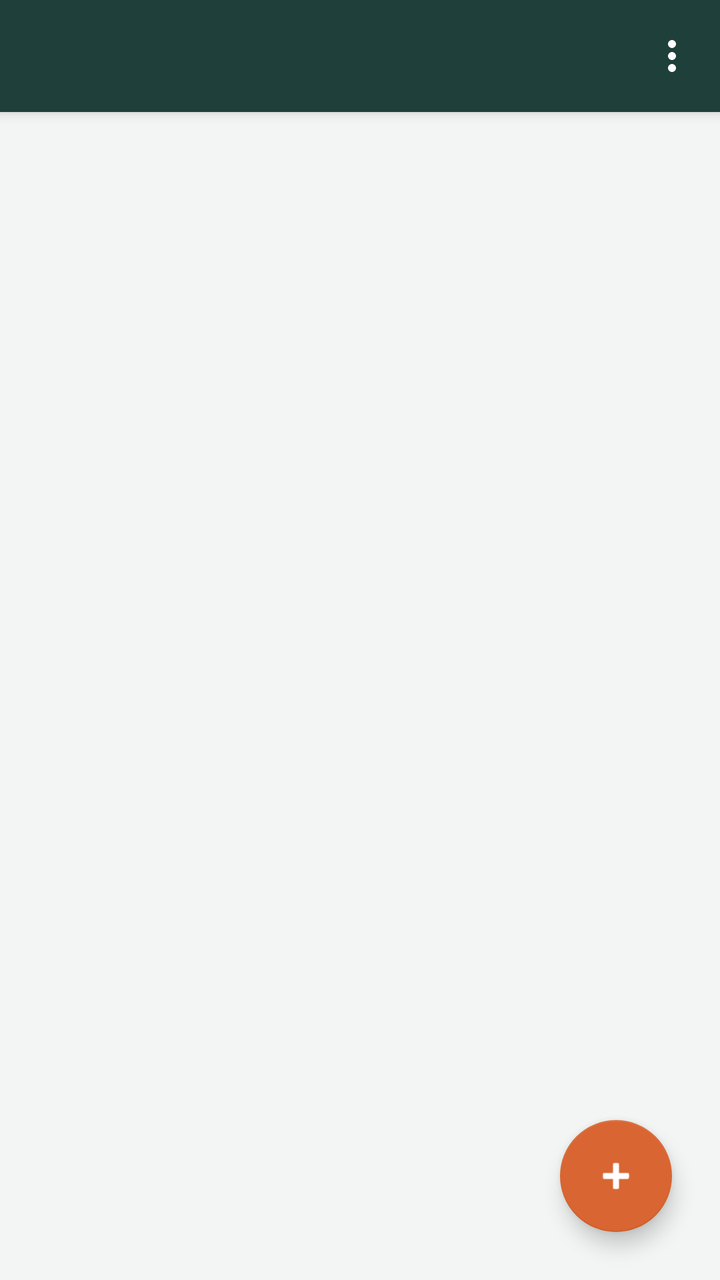
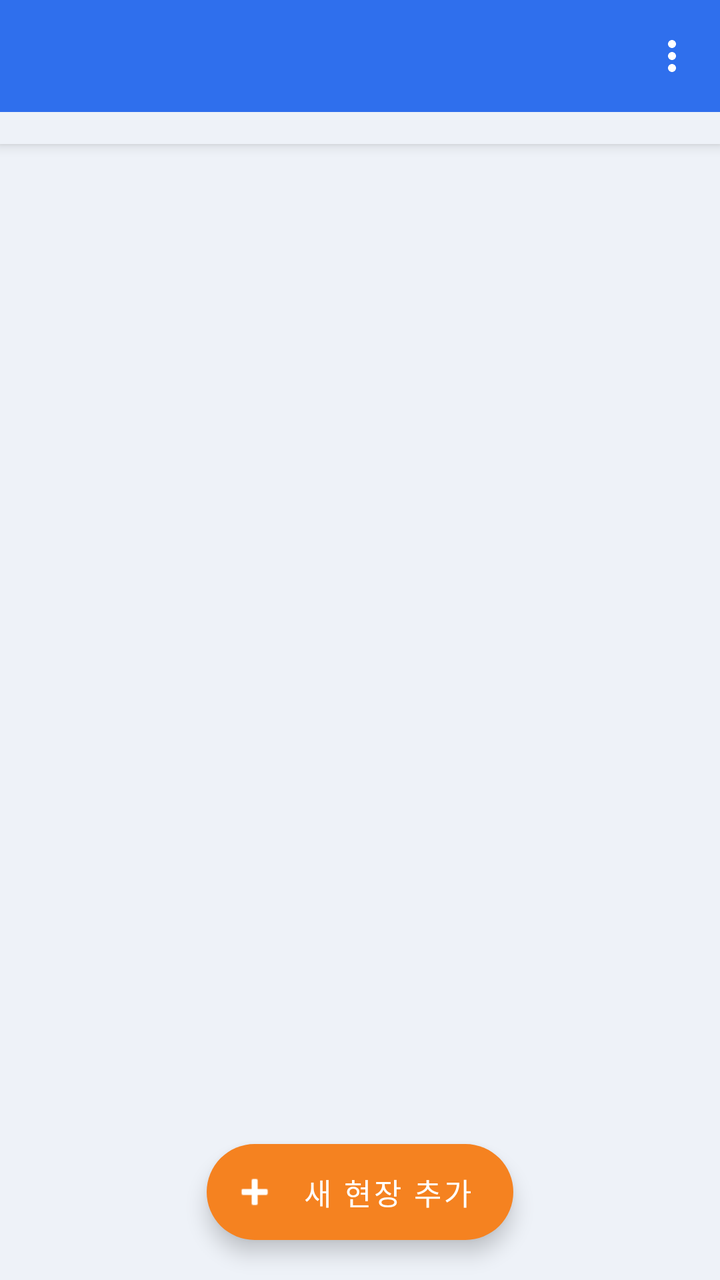

An Android layout rendered at two revisions. The XML below is the earlier revision; the diff shows what the commit changed to produce the second picture.
<!-- AndroidManifest.xml: activity theme Theme.Jijang -->
<!-- res/layout/activity_main.xml -->
<?xml version="1.0" encoding="utf-8"?>
<androidx.coordinatorlayout.widget.CoordinatorLayout
    xmlns:android="http://schemas.android.com/apk/res/android"
    xmlns:app="http://schemas.android.com/apk/res-auto"
    android:layout_width="match_parent"
    android:layout_height="match_parent"
    android:background="@color/background">

    <com.google.android.material.appbar.AppBarLayout
        android:layout_width="match_parent"
        android:layout_height="wrap_content">

        <androidx.appcompat.widget.Toolbar
            android:id="@+id/toolbar"
            android:layout_width="match_parent"
            android:layout_height="?attr/actionBarSize"
            android:background="@color/primary"
            android:title="@string/main_title"
            android:titleTextColor="@color/on_primary">

            <ImageButton
                android:id="@+id/buttonMenu"
                android:layout_width="wrap_content"
                android:layout_height="wrap_content"
                android:layout_gravity="end|center_vertical"
                android:background="?attr/selectableItemBackgroundBorderless"
                android:contentDescription="메뉴"
                android:padding="12dp"
                android:src="@drawable/ic_overflow_menu" />
        </androidx.appcompat.widget.Toolbar>
    </com.google.android.material.appbar.AppBarLayout>

    <androidx.recyclerview.widget.RecyclerView
        android:id="@+id/recyclerCases"
        android:layout_width="match_parent"
        android:layout_height="match_parent"
        android:clipToPadding="false"
        android:paddingBottom="88dp"
        app:layout_behavior="@string/appbar_scrolling_view_behavior" />

    <LinearLayout
        android:id="@+id/emptyState"
        android:layout_width="wrap_content"
        android:layout_height="wrap_content"
        android:layout_gravity="center"
        android:gravity="center"
        android:orientation="vertical"
        android:visibility="gone">

        <ImageView
            android:layout_width="72dp"
            android:layout_height="72dp"
            android:contentDescription="@null"
            android:src="@drawable/ic_empty_folder" />

        <TextView
            android:id="@+id/textEmpty"
            android:layout_width="wrap_content"
            android:layout_height="wrap_content"
            android:layout_marginTop="16dp"
            android:gravity="center"
            android:lineSpacingExtra="4dp"
            android:text="@string/empty_case_list"
            android:textColor="@color/text_secondary"
            android:textSize="13.5sp" />
    </LinearLayout>

    <com.google.android.material.floatingactionbutton.FloatingActionButton
        android:id="@+id/fabAddCase"
        android:layout_width="wrap_content"
        android:layout_height="wrap_content"
        android:layout_gravity="bottom|end"
        android:layout_margin="24dp"
        android:contentDescription="@string/add_case"
        android:src="@android:drawable/ic_input_add"
        app:backgroundTint="@color/accent"
        app:tint="@color/on_accent" />

</androidx.coordinatorlayout.widget.CoordinatorLayout>
<!-- resources referenced by this layout -->
<resources>
  <color name="accent">#D86532</color>
  <color name="background">#F2F5F3</color>
  <color name="on_accent">#FFFFFF</color>
  <color name="on_primary">#FFFFFF</color>
  <color name="primary">#1F403A</color>
  <color name="text_secondary">#66746F</color>
  <!-- drawable ic_empty_folder (drawable) -->
  <vector xmlns:android="http://schemas.android.com/apk/res/android"
      android:width="72dp"
      android:height="72dp"
      android:viewportWidth="24"
      android:viewportHeight="24">
      <path
          android:pathData="M3.5,8 V18 A1.4,1.4 0 0,0 4.9,19.4 H19.1 A1.4,1.4 0 0,0 20.5,18 V9.4 A1.4,1.4 0 0,0 19.1,8 H12.2 L10.4,5.6 H4.9 A1.4,1.4 0 0,0 3.5,7 Z"
          android:strokeColor="@color/icon_muted"
          android:strokeWidth="1.5"
          android:strokeLineJoin="round"
          android:fillColor="#00000000" />
      <path
          android:pathData="M8.3,13.3 L11,16 L16,10.5"
          android:strokeColor="@color/icon_muted"
          android:strokeWidth="1.5"
          android:strokeLineCap="round"
          android:strokeLineJoin="round"
          android:fillColor="#00000000" />
  </vector>
  <!-- drawable ic_overflow_menu (drawable) -->
  <vector xmlns:android="http://schemas.android.com/apk/res/android"
      android:width="24dp"
      android:height="24dp"
      android:viewportWidth="24"
      android:viewportHeight="24"
      android:tint="#FFFFFF">
      <path
          android:fillColor="#FF000000"
          android:pathData="M12,8c1.1,0 2,-0.9 2,-2s-0.9,-2 -2,-2 -2,0.9 -2,2 0.9,2 2,2zM12,10c-1.1,0 -2,0.9 -2,2s0.9,2 2,2 2,-0.9 2,-2 -0.9,-2 -2,-2zM12,16c-1.1,0 -2,0.9 -2,2s0.9,2 2,2 2,-0.9 2,-2 -0.9,-2 -2,-2z" />
  </vector>
  <string name="add_case">새 현장 추가</string>
  <string name="empty_case_list">등록된 현장이 없습니다.\n우측 하단 버튼으로 새 현장을 추가하세요.</string>
  <string name="main_title">현장 목록</string>
  <color name="icon_muted">#A9B7B1</color>
  <color name="primary_dark">#102C27</color>
  <style name="ShapeAppearance.Jijang.SmallComponent" parent="ShapeAppearance.MaterialComponents.SmallComponent">
          <item name="cornerSize">10dp</item>
      </style>
  <style name="Widget.Jijang.Button" parent="Widget.MaterialComponents.Button">
          <item name="backgroundTint">@color/accent</item>
          <item name="android:textColor">@color/on_accent</item>
          <item name="android:textAllCaps">false</item>
          <item name="android:textSize">15sp</item>
          <item name="android:paddingTop">14dp</item>
          <item name="android:paddingBottom">14dp</item>
          <item name="android:letterSpacing">0</item>
      </style>
  <style name="Widget.Jijang.Button.Outlined" parent="Widget.MaterialComponents.Button.OutlinedButton">
          <item name="android:textColor">@color/primary</item>
          <item name="strokeColor">@color/primary</item>
          <item name="android:textAllCaps">false</item>
          <item name="android:textSize">15sp</item>
          <item name="android:paddingTop">14dp</item>
          <item name="android:paddingBottom">14dp</item>
          <item name="android:letterSpacing">0</item>
      </style>
  <style name="Widget.Jijang.Button.Text" parent="Widget.MaterialComponents.Button.TextButton">
          <item name="android:textColor">@color/accent_dark</item>
          <item name="android:textAllCaps">false</item>
          <item name="android:letterSpacing">0</item>
      </style>
  <color name="accent_dark">#B94925</color>
  <!-- unchanged entries left out for length: 1 -->
</resources>

<!-- the commit's change to res/layout/activity_main.xml (unified diff, before → after) -->
@@ -28,6 +28,42 @@
                 android:padding="12dp"
                 android:src="@drawable/ic_overflow_menu" />
         </androidx.appcompat.widget.Toolbar>
+
+        
+        <HorizontalScrollView
+            android:layout_width="match_parent"
+            android:layout_height="wrap_content"
+            android:background="@color/background"
+            android:scrollbars="none">
+
+            <com.google.android.material.chip.ChipGroup
+                android:id="@+id/chipGroupFilter"
+                android:layout_width="wrap_content"
+                android:layout_height="wrap_content"
+                android:paddingHorizontal="12dp"
+                android:paddingVertical="8dp"
+                app:selectionRequired="true"
+                app:singleLine="true"
+                app:singleSelection="true">
+
+                <com.google.android.material.chip.Chip
+                    android:id="@+id/chipAll"
+                    style="@style/Widget.Jijang.FilterChip"
+                    android:checked="true" />
+
+                <com.google.android.material.chip.Chip
+                    android:id="@+id/chipDraft"
+                    style="@style/Widget.Jijang.FilterChip" />
+
+                <com.google.android.material.chip.Chip
+                    android:id="@+id/chipSubmitted"
+                    style="@style/Widget.Jijang.FilterChip" />
+
+                <com.google.android.material.chip.Chip
+                    android:id="@+id/chipExported"
+                    style="@style/Widget.Jijang.FilterChip" />
+            </com.google.android.material.chip.ChipGroup>
+        </HorizontalScrollView>
     </com.google.android.material.appbar.AppBarLayout>
 
     <androidx.recyclerview.widget.RecyclerView
@@ -65,15 +101,18 @@
             android:textSize="13.5sp" />
     </LinearLayout>
 
-    <com.google.android.material.floatingactionbutton.FloatingActionButton
+    <com.google.android.material.floatingactionbutton.ExtendedFloatingActionButton
         android:id="@+id/fabAddCase"
         android:layout_width="wrap_content"
         android:layout_height="wrap_content"
-        android:layout_gravity="bottom|end"
-        android:layout_margin="24dp"
+        android:layout_gravity="bottom|center_horizontal"
+        android:layout_margin="20dp"
         android:contentDescription="@string/add_case"
-        android:src="@android:drawable/ic_input_add"
+        android:text="@string/add_case"
+        android:textColor="@color/on_accent"
+        android:textSize="15sp"
         app:backgroundTint="@color/accent"
-        app:tint="@color/on_accent" />
+        app:icon="@android:drawable/ic_input_add"
+        app:iconTint="@color/on_accent" />
 
 </androidx.coordinatorlayout.widget.CoordinatorLayout>
<!-- resource entries referenced after the edit -->
@@ -1,11 +1,11 @@
 <!-- resources referenced by this layout -->
 <resources>
-  <color name="accent">#D86532</color>
-  <color name="background">#F2F5F3</color>
+  <color name="accent">#F58220</color>
+  <color name="background">#EEF2F8</color>
   <color name="on_accent">#FFFFFF</color>
   <color name="on_primary">#FFFFFF</color>
-  <color name="primary">#1F403A</color>
-  <color name="text_secondary">#66746F</color>
+  <color name="primary">#2F6FED</color>
+  <color name="text_secondary">#6B7790</color>
   <!-- drawable ic_empty_folder (drawable) -->
   <vector xmlns:android="http://schemas.android.com/apk/res/android"
       android:width="72dp"
@@ -40,18 +40,25 @@
   <string name="add_case">새 현장 추가</string>
   <string name="empty_case_list">등록된 현장이 없습니다.\n우측 하단 버튼으로 새 현장을 추가하세요.</string>
   <string name="main_title">현장 목록</string>
-  <color name="icon_muted">#A9B7B1</color>
-  <color name="primary_dark">#102C27</color>
+  <style name="Widget.Jijang.FilterChip" parent="Widget.MaterialComponents.Chip.Choice">
+          <item name="chipBackgroundColor">@color/chip_filter_bg</item>
+          <item name="android:textColor">@color/chip_filter_text</item>
+          <item name="chipStrokeWidth">0dp</item>
+          <item name="checkedIconVisible">false</item>
+          <item name="android:textSize">12.5sp</item>
+      </style>
+  <color name="icon_muted">#B5BFD3</color>
+  <color name="primary_dark">#1E54C4</color>
   <style name="ShapeAppearance.Jijang.SmallComponent" parent="ShapeAppearance.MaterialComponents.SmallComponent">
-          <item name="cornerSize">10dp</item>
+          <item name="cornerSize">@dimen/button_radius</item>
       </style>
   <style name="Widget.Jijang.Button" parent="Widget.MaterialComponents.Button">
           <item name="backgroundTint">@color/accent</item>
           <item name="android:textColor">@color/on_accent</item>
           <item name="android:textAllCaps">false</item>
           <item name="android:textSize">15sp</item>
-          <item name="android:paddingTop">14dp</item>
-          <item name="android:paddingBottom">14dp</item>
+          <item name="android:minHeight">@dimen/button_height</item>
+          <item name="cornerRadius">@dimen/button_radius</item>
           <item name="android:letterSpacing">0</item>
       </style>
   <style name="Widget.Jijang.Button.Outlined" parent="Widget.MaterialComponents.Button.OutlinedButton">
@@ -59,8 +66,8 @@
           <item name="strokeColor">@color/primary</item>
           <item name="android:textAllCaps">false</item>
           <item name="android:textSize">15sp</item>
-          <item name="android:paddingTop">14dp</item>
-          <item name="android:paddingBottom">14dp</item>
+          <item name="android:minHeight">@dimen/button_height</item>
+          <item name="cornerRadius">@dimen/button_radius</item>
           <item name="android:letterSpacing">0</item>
       </style>
   <style name="Widget.Jijang.Button.Text" parent="Widget.MaterialComponents.Button.TextButton">
@@ -68,7 +75,9 @@
           <item name="android:textAllCaps">false</item>
           <item name="android:letterSpacing">0</item>
       </style>
-  <color name="accent_dark">#B94925</color>
+  <dimen name="button_radius">14dp</dimen>
+  <dimen name="button_height">50dp</dimen>
+  <color name="accent_dark">#C96510</color>
   <!-- unchanged entries left out for length: 1 -->
 </resources>
 
